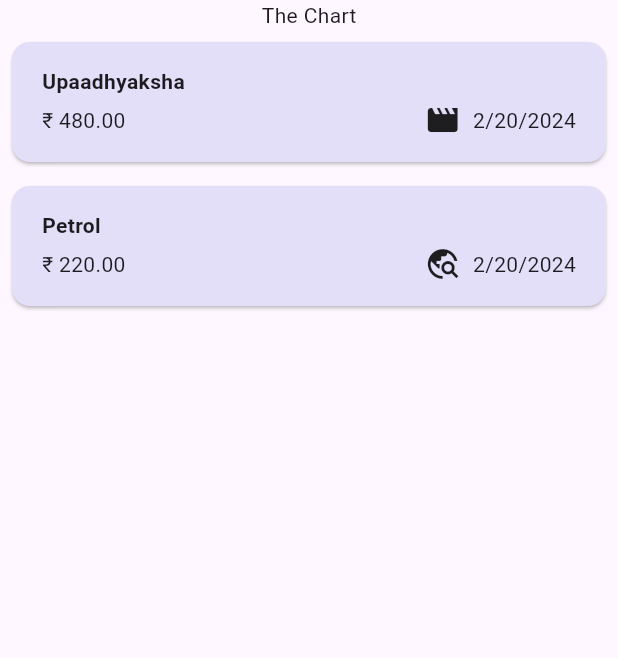
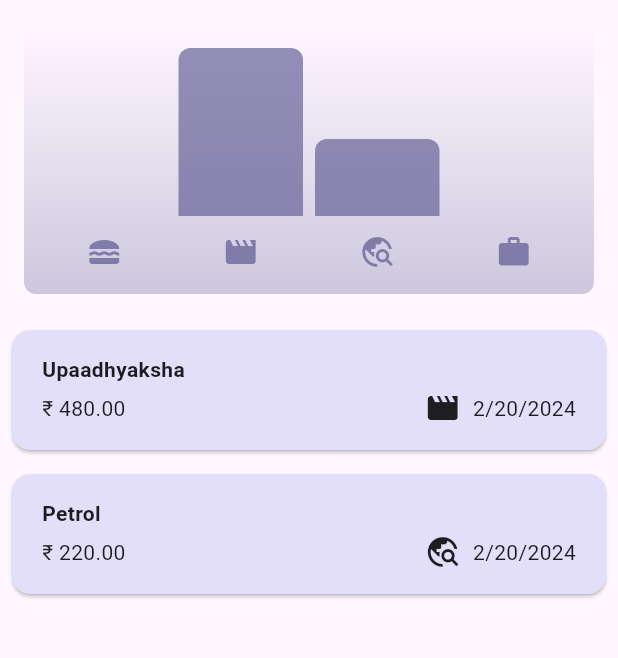
Before and after one commit to Rohan-Navale/Expense-Tracker, a Flutter app: the screen it shows after launch, on a phone screen of 412 x 824 dp, the part 84-742 px from its top. Run offline on Flutter 3.47's test engine with Material 3 defaults, Android fonts, the phone set to English and light mode, and no system bars.

Commit message:
Added Expense Tracker Bar

```diff
--- a/lib/models/expense.dart
+++ b/lib/models/expense.dart
@@ -37,12 +37,21 @@ class Expense {
 class ExpenseBucket {
   const ExpenseBucket({required this.category, required this.expenses});
 
+  ExpenseBucket.forCategory(List<Expense> allExpenses, this.category)
+      : expenses = allExpenses
+            .where((expense) => expense.category == category)
+            .toList();
+
   final Category category;
   final List<Expense> expenses;
 
   double get totalExpenses {
     double sum = 0;
 
+    for (final expense in expenses) {
+      sum += expense.amount;
+    }
+
     return sum;
   }
 }
--- /dev/null
+++ b/lib/widgets/chart/chart.dart
@@ -0,0 +1,95 @@
+import 'package:flutter/material.dart';
+
+import 'package:expense_tracker/widgets/chart/chart_bar.dart';
+import 'package:expense_tracker/models/expense.dart';
+
+class Chart extends StatelessWidget {
+  const Chart({super.key, required this.expenses});
+
+  final List<Expense> expenses;
+
+  List<ExpenseBucket> get buckets {
+    return [
+      ExpenseBucket.forCategory(expenses, Category.food),
+      ExpenseBucket.forCategory(expenses, Category.leisure),
+      ExpenseBucket.forCategory(expenses, Category.travel),
+      ExpenseBucket.forCategory(expenses, Category.work),
+    ];
+  }
+
+  double get maxTotalExpense {
+    double maxTotalExpense = 0;
+
+    for (final bucket in buckets) {
+      if (bucket.totalExpenses > maxTotalExpense) {
+        maxTotalExpense = bucket.totalExpenses;
+      }
+    }
+
+    return maxTotalExpense;
+  }
+
+  @override
+  Widget build(BuildContext context) {
+    final isDarkMode =
+        MediaQuery.of(context).platformBrightness == Brightness.dark;
+    return Container(
+      margin: const EdgeInsets.all(16),
+      padding: const EdgeInsets.symmetric(
+        vertical: 16,
+        horizontal: 8,
+      ),
+      width: double.infinity,
+      height: 180,
+      decoration: BoxDecoration(
+        borderRadius: BorderRadius.circular(8),
+        gradient: LinearGradient(
+          colors: [
+            Theme.of(context).colorScheme.primary.withOpacity(0.3),
+            Theme.of(context).colorScheme.primary.withOpacity(0.0)
+          ],
+          begin: Alignment.bottomCenter,
+          end: Alignment.topCenter,
+        ),
+      ),
+      child: Column(
+        children: [
+          Expanded(
+            child: Row(
+              crossAxisAlignment: CrossAxisAlignment.end,
+              children: [
+                for (final bucket in buckets) // alternative to map()
+                  ChartBar(
+                    fill: bucket.totalExpenses == 0
+                        ? 0
+                        : bucket.totalExpenses / maxTotalExpense,
+                  )
+              ],
+            ),
+          ),
+          const SizedBox(height: 12),
+          Row(
+            children: buckets
+                .map(
+                  (bucket) => Expanded(
+                    child: Padding(
+                      padding: const EdgeInsets.symmetric(horizontal: 4),
+                      child: Icon(
+                        categoryIcons[bucket.category],
+                        color: isDarkMode
+                            ? Theme.of(context).colorScheme.secondary
+                            : Theme.of(context)
+                                .colorScheme
+                                .primary
+                                .withOpacity(0.7),
+                      ),
+                    ),
+                  ),
+                )
+                .toList(),
+          )
+        ],
+      ),
+    );
+  }
+}
--- /dev/null
+++ b/lib/widgets/chart/chart_bar.dart
@@ -0,0 +1,34 @@
+import 'package:flutter/material.dart';
+
+class ChartBar extends StatelessWidget {
+  const ChartBar({
+    super.key,
+    required this.fill,
+  });
+
+  final double fill;
+
+  @override
+  Widget build(BuildContext context) {
+    final isDarkMode =
+        MediaQuery.of(context).platformBrightness == Brightness.dark;
+    return Expanded(
+      child: Padding(
+        padding: const EdgeInsets.symmetric(horizontal: 4),
+        child: FractionallySizedBox(
+          heightFactor: fill,
+          child: DecoratedBox(
+            decoration: BoxDecoration(
+              shape: BoxShape.rectangle,
+              borderRadius:
+                  const BorderRadius.vertical(top: Radius.circular(8)),
+              color: isDarkMode
+                  ? Theme.of(context).colorScheme.secondary
+                  : Theme.of(context).colorScheme.primary.withOpacity(0.65),
+            ),
+          ),
+        ),
+      ),
+    );
+  }
+}
--- a/lib/widgets/expenses.dart
+++ b/lib/widgets/expenses.dart
@@ -1,3 +1,4 @@
+import 'package:expense_tracker/widgets/chart/chart.dart';
 import 'package:expense_tracker/widgets/expenses_list/expenses_list.dart';
 import 'package:expense_tracker/models/expense.dart';
 import 'package:expense_tracker/widgets/new_expense.dart';
@@ -84,7 +85,7 @@ class _ExpensesState extends State<Expenses> {
         ),
         body: Column(
           children: [
-            const Text('The Chart'),
+            Chart(expenses: _registeredExpenses),
             Expanded(
                 child:
                     mainContent), // ExpensesList class[in widgets->expensesList->expenses_list] is called by sending Lift of expenses in arguments
```
